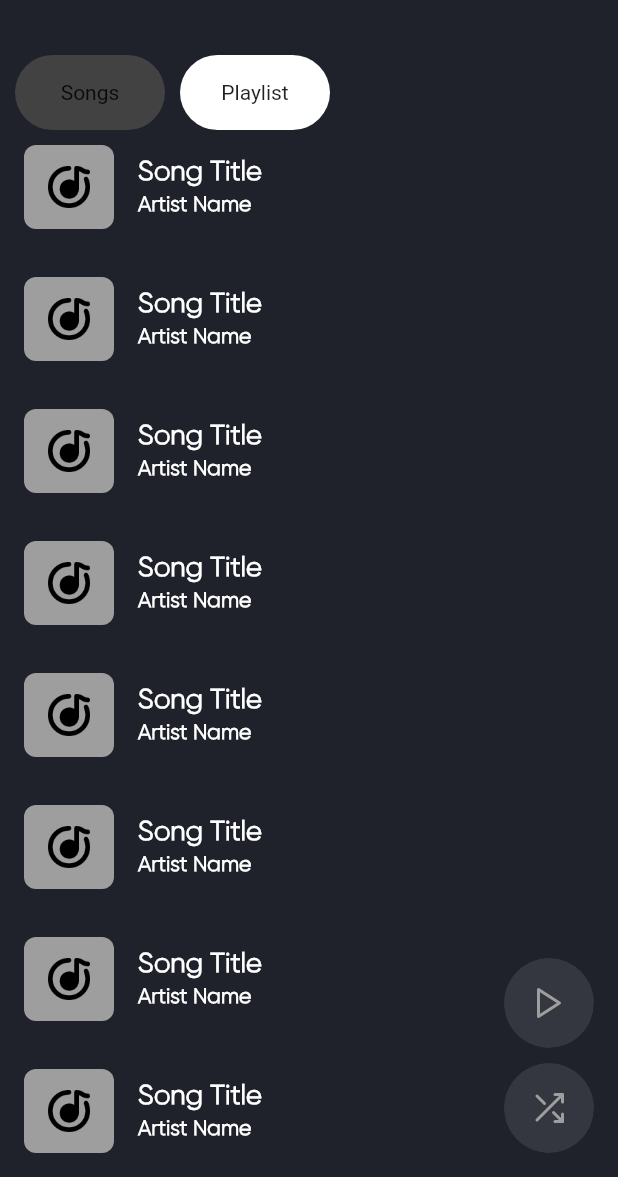
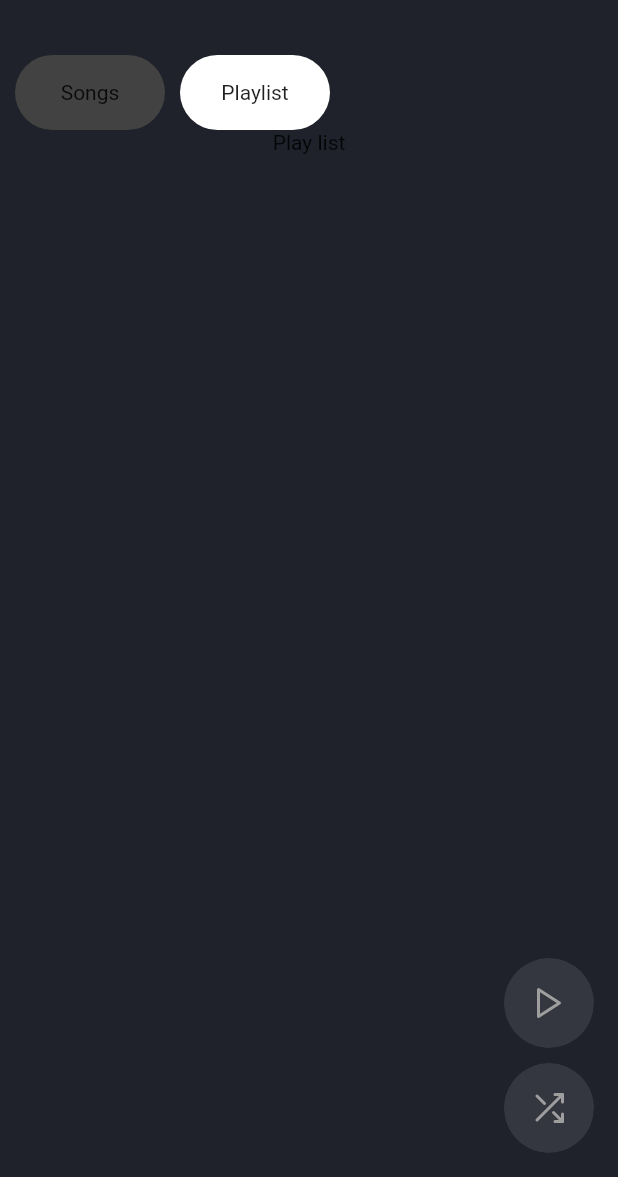
Before and after one commit to abbasihamed/music_player, a Flutter app: the screen it shows after launch, scrolled down 182 dp, after a tap on "Playlist", on a phone screen of 412 x 824 dp, the part 59-1236 px from its top. Run offline on Flutter 3.47's test engine with Material 2 defaults, Android fonts, the phone set to English and light mode, and no system bars; drawn by our look-alikes of glassmorphism_ui; our stand-ins replace flutter_feather_icons, flutter_hooks.

```diff
--- a/lib/main.dart
+++ b/lib/main.dart
@@ -10,10 +10,18 @@ class MusicApp extends StatelessWidget {
 
   @override
   Widget build(BuildContext context) {
-    return const MaterialApp(
+    return MaterialApp(
       debugShowCheckedModeBanner: false,
       title: 'Music',
-      home: HomeScreens(),
+      theme: ThemeData(
+        bottomSheetTheme: const BottomSheetThemeData(
+          backgroundColor: Colors.transparent,
+        ),
+        iconTheme: const IconThemeData(
+          color: Colors.grey,
+        ),
+      ),
+      home: const HomeScreens(),
     );
   }
 }
--- a/lib/views/components/glasses_button.dart
+++ b/lib/views/components/glasses_button.dart
@@ -13,6 +13,7 @@ class GlassesButton extends StatelessWidget {
   @override
   Widget build(BuildContext context) {
     return InkWell(
+      overlayColor: MaterialStateProperty.all(Colors.transparent),
       onTap: onTap,
       child: GlassContainer(
         height: 60,
--- a/lib/views/home.dart
+++ b/lib/views/home.dart
@@ -4,6 +4,7 @@ import 'package:flutter_hooks/flutter_hooks.dart';
 import 'package:music_player/config/theme/app_colors.dart';
 import 'package:music_player/views/components/custom_chip.dart';
 import 'package:music_player/views/components/glasses_button.dart';
+import 'package:music_player/views/components/music_buttom_sheet.dart';
 
 class HomeScreens extends HookWidget {
   const HomeScreens({super.key});
@@ -11,12 +12,14 @@ class HomeScreens extends HookWidget {
   @override
   Widget build(BuildContext context) {
     final isSelcted = useState({'songs': true, 'playlist': false});
+    final pageController = usePageController(initialPage: 0);
+    final isPlay = useState(false);
     return Scaffold(
       backgroundColor: AppColors.background,
       appBar: AppBar(
         backgroundColor: AppColors.background,
         centerTitle: true,
-        title: Text('My Music'),
+        title: const Text('My Music'),
         elevation: 0,
       ),
       body: Column(
@@ -33,6 +36,7 @@ class HomeScreens extends HookWidget {
                   lable: 'Songs',
                   onTap: () {
                     isSelcted.value = {'songs': true, 'playlist': false};
+                    pageController.jumpToPage(0);
                   },
                 ),
                 CustomChip(
@@ -40,17 +44,33 @@ class HomeScreens extends HookWidget {
                   lable: 'Playlist',
                   onTap: () {
                     isSelcted.value = {'songs': false, 'playlist': true};
+                    pageController.jumpToPage(1);
                   },
                 ),
               ],
             ),
           ),
           Expanded(
-            child: ListView.builder(
+            child: PageView(
+              controller: pageController,
+              onPageChanged: (value) {
+                if (value == 0) {
+                  isSelcted.value = {'songs': true, 'playlist': false};
+                }
+                if (value == 1) {
+                  isSelcted.value = {'songs': false, 'playlist': true};
+                }
+              },
+              children: [
+                ListView.builder(
                   itemCount: 10,
                   itemBuilder: (context, index) {
                     return Padding(
                       padding: const EdgeInsets.symmetric(vertical: 8),
+                      child: InkWell(
+                        onTap: () {
+                          isPlay.value = true;
+                        },
                         child: ListTile(
                           leading: SizedBox(
                             height: double.infinity,
@@ -88,13 +108,26 @@ class HomeScreens extends HookWidget {
                             ),
                           ),
                         ),
+                      ),
                     );
                   },
                 ),
+                Column(
+                  children: const [Text('Play list')],
                 ),
               ],
             ),
-      floatingActionButton: Column(
+          )
+        ],
+      ),
+      bottomSheet: isPlay.value
+          ? MusicButtomSheet(
+              isPlay: isPlay.value,
+              closeBtn: () => isPlay.value = false,
+            )
+          : null,
+      floatingActionButton: !isPlay.value
+          ? Column(
               mainAxisAlignment: MainAxisAlignment.end,
               children: [
                 GlassesButton(
@@ -107,7 +140,8 @@ class HomeScreens extends HookWidget {
                   icons: FeatherIcons.shuffle,
                 ),
               ],
-      ),
+            )
+          : null,
     );
   }
 }
```
Also changed, not shown: lib/views/components/music_buttom_sheet.dart (added, +113 -0 lines), lib/views/components/music_button.dart (added, +27 -0 lines), 1 other file. Lines whose indentation alone changed are shown as unchanged.
